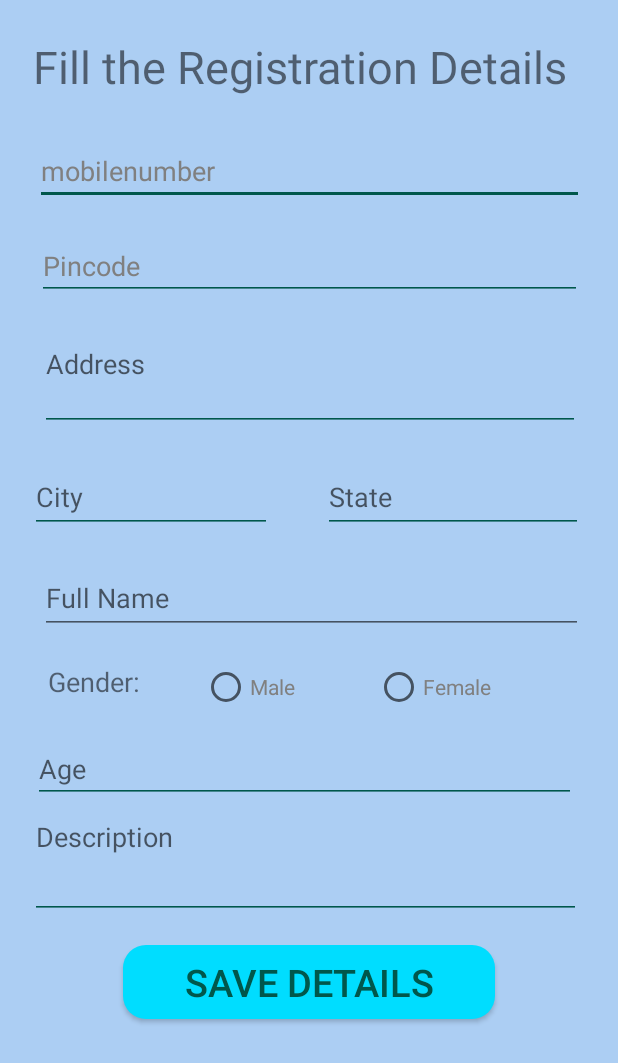
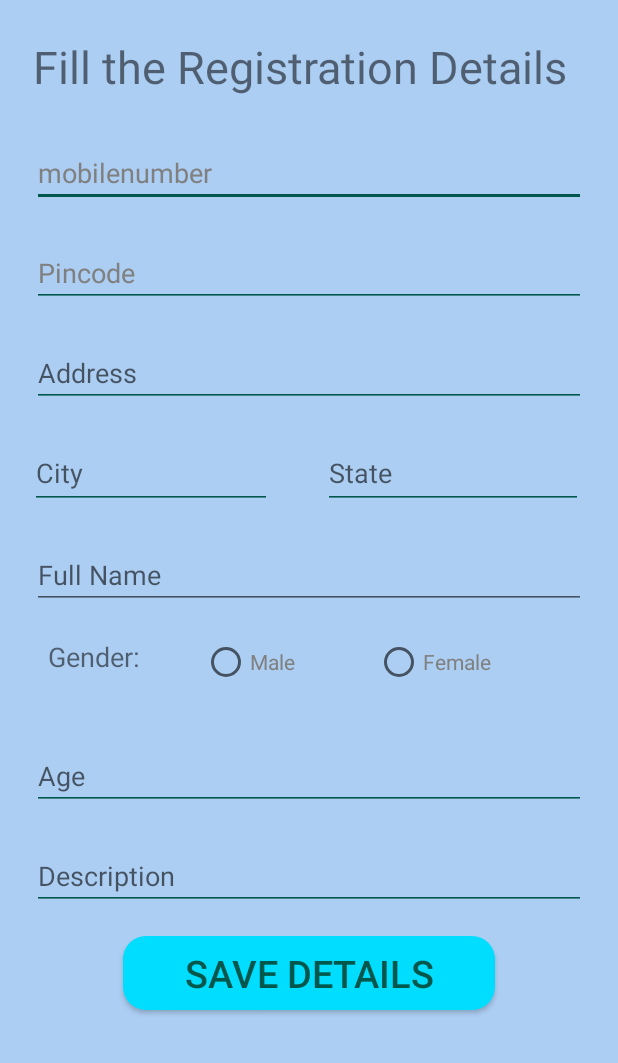
Before and after one commit to rahulrauni/Doctor-Appointment, an Android app: the saveActivity screen opened directly, with no data from a screen before it, on a phone screen of 412 x 824 dp. Shown: the top 1063 px of the screen. Run offline under Robolectric (Android 15) with nearby library versions, the phone set to English and light mode, and no system bars; our stand-ins replace Firebase (no records; nobody signed in at launch, a user with empty details on screens opened directly); 1 statement that could not run was skipped.

Commit message:
some minor changes

```diff
--- a/app/src/main/java/com/example/myapplication/confirmAppoint.java
+++ b/app/src/main/java/com/example/myapplication/confirmAppoint.java
@@ -7,6 +7,7 @@ import android.os.Bundle;
 import android.provider.ContactsContract;
 import android.view.View;
 import android.widget.Button;
+import android.widget.Toast;
 
 import com.google.firebase.auth.FirebaseAuth;
 import com.google.firebase.database.DatabaseReference;
@@ -44,6 +45,7 @@ public class confirmAppoint extends AppCompatActivity {
                 appoint.child("description").setValue(getIntent().getStringExtra("description"));
                 appoint.child("gender").setValue(getIntent().getStringExtra("gender"));
                 appoint.child("usseregrid").setValue(getIntent().getStringExtra("id"));
+                Toast.makeText(confirmAppoint.this, "Your Appointment is suceesfully booked", Toast.LENGTH_SHORT).show();
                 startActivity(new Intent(getApplicationContext(),MainActivity.class));
             }
         });
--- a/app/src/main/res/layout/activity_save.xml
+++ b/app/src/main/res/layout/activity_save.xml
@@ -30,50 +30,41 @@
 
             <EditText
                 android:id="@+id/mobileText"
-                android:layout_width="366dp"
-                android:layout_height="44dp"
-                android:layout_marginTop="21dp"
+                android:layout_width="match_parent"
+                android:layout_height="wrap_content"
+                android:layout_margin="21dp"
                 android:backgroundTint="@color/colorPrimaryDark"
                 android:ems="10"
                 android:hint="mobilenumber"
                 android:inputType="number"
                 android:textColorHint="@android:color/tertiary_text_light"
-                app:layout_constraintEnd_toEndOf="parent"
-                app:layout_constraintHorizontal_bias="0.5"
-                app:layout_constraintStart_toStartOf="parent"
                 app:layout_constraintTop_toBottomOf="@+id/regtexview" />
 
 
             <EditText
                 android:id="@+id/pincodeText"
-                android:layout_width="363dp"
-                android:layout_height="43dp"
-                android:layout_marginTop="20dp"
+                android:layout_width="match_parent"
+                android:layout_height="wrap_content"
+                android:layout_margin="21dp"
                 android:backgroundTint="@color/colorPrimaryDark"
                 android:textColorHint="@android:color/tertiary_text_light"
                 android:ems="10"
                 android:hint="Pincode"
                 android:inputType="number"
-                app:layout_constraintEnd_toEndOf="parent"
-                app:layout_constraintHorizontal_bias="0.5"
-                app:layout_constraintStart_toStartOf="parent"
                 app:layout_constraintTop_toBottomOf="@+id/mobileText" />
 
 
             <EditText
                 android:id="@+id/ageText"
-                android:layout_width="362dp"
-                android:layout_height="45dp"
-                android:layout_marginStart="22dp"
-                android:layout_marginEnd="29dp"
+                android:layout_width="match_parent"
+                android:layout_height="wrap_content"
+                android:layout_margin="21dp"
                 android:backgroundTint="@color/colorPrimaryDark"
                 android:ems="10"
                 android:hint="Age"
                 android:inputType="number"
                 app:layout_constraintBottom_toTopOf="@+id/descriptionEditText"
-                app:layout_constraintEnd_toEndOf="parent"
-                app:layout_constraintHorizontal_bias="0.0"
-                app:layout_constraintStart_toStartOf="parent"
+
                 app:layout_constraintTop_toBottomOf="@+id/genderGroup" />
 
             <EditText
@@ -121,39 +112,28 @@
 
             <EditText
                 android:id="@+id/addressText"
-                android:layout_width="360dp"
-                android:layout_height="67dp"
-                android:layout_marginStart="17dp"
-                android:layout_marginLeft="17dp"
-                android:layout_marginTop="20dp"
-                android:layout_marginEnd="16dp"
-                android:layout_marginRight="16dp"
+                android:layout_width="match_parent"
+                android:layout_height="wrap_content"
+                android:layout_margin="21dp"
                 android:backgroundTint="@color/colorPrimaryDark"
                 android:ems="10"
                 android:gravity="start|top"
                 android:hint="Address"
                 android:inputType="textMultiLine"
-                app:layout_constraintEnd_toEndOf="parent"
-                app:layout_constraintHorizontal_bias="0.5"
-                app:layout_constraintStart_toStartOf="parent"
+
                 app:layout_constraintTop_toBottomOf="@+id/pincodeText" />
 
             <EditText
                 android:id="@+id/descriptionEditText"
-                android:layout_width="367dp"
-                android:layout_height="77dp"
-                android:layout_marginStart="20dp"
-                android:layout_marginEnd="24dp"
-                android:layout_marginBottom="20dp"
+                android:layout_width="match_parent"
+                android:layout_height="wrap_content"
+                android:layout_margin="21dp"
                 android:backgroundTint="@color/colorPrimaryDark"
                 android:ems="10"
                 android:gravity="start|top"
                 android:hint="Description"
                 android:inputType="textMultiLine"
                 app:layout_constraintBottom_toTopOf="@+id/uploadbutton"
-                app:layout_constraintEnd_toEndOf="parent"
-                app:layout_constraintHorizontal_bias="0.0"
-                app:layout_constraintStart_toStartOf="parent"
                 app:layout_constraintTop_toBottomOf="@+id/ageText" />
 
             <TextView
@@ -173,18 +153,12 @@
 
             <EditText
                 android:id="@+id/nameField"
-                android:layout_width="362dp"
-                android:layout_height="47dp"
-                android:layout_marginStart="26dp"
-                android:layout_marginLeft="26dp"
-                android:layout_marginTop="20dp"
-                android:layout_marginEnd="23dp"
-                android:layout_marginRight="23dp"
+                android:layout_width="match_parent"
+                android:layout_height="wrap_content"
+                android:layout_margin="21dp"
                 android:ems="10"
                 android:hint="Full Name"
                 android:inputType="textPersonName"
-                app:layout_constraintEnd_toEndOf="parent"
-                app:layout_constraintStart_toStartOf="parent"
                 app:layout_constraintTop_toBottomOf="@+id/cityText" />
 
             <RadioGroup
```
Also changed, not shown: app/src/main/res/layout/activity_main.xml (+10 -26 lines), app/src/main/res/layout/activity_reg.xml (+19 -40 lines), app/src/main/res/layout/user_row.xml (+8 -14 lines).
